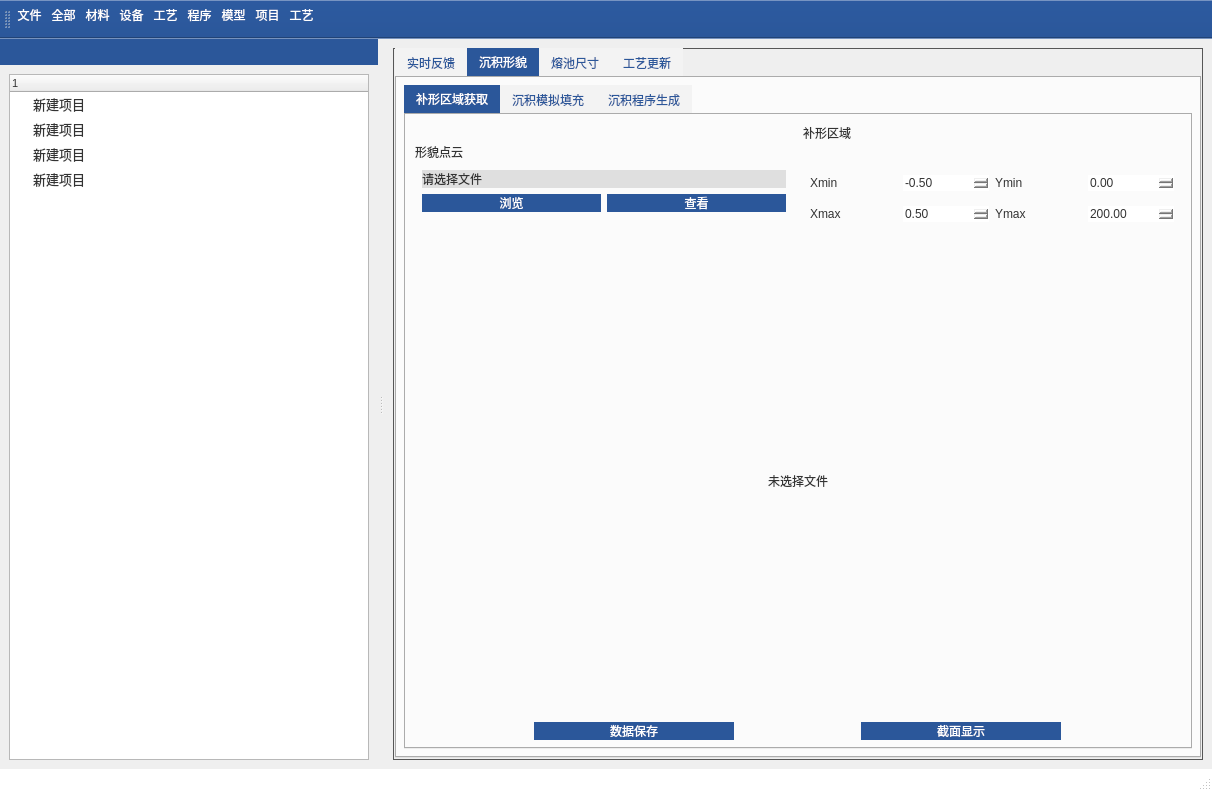
mihudaner/THU, file new_thu/UI/main_viewer.ui: the form before one commit.
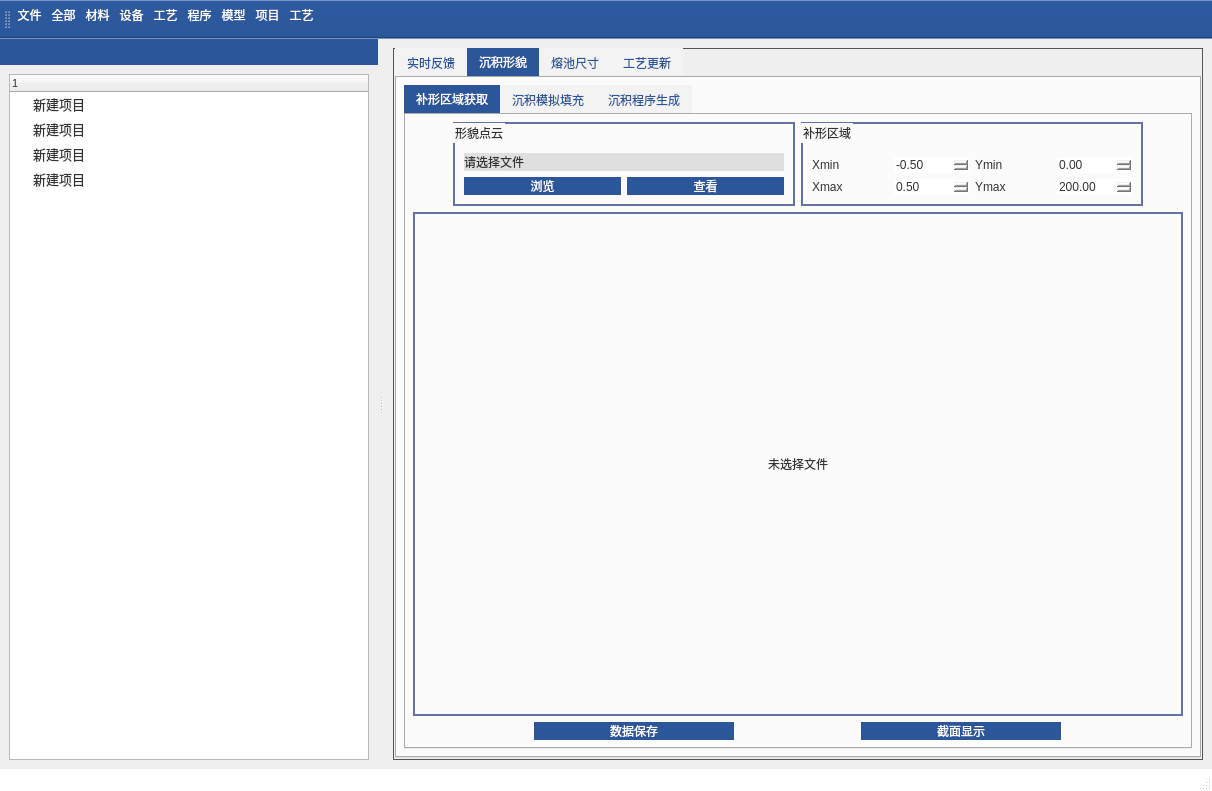
The form after the commit. The open tabs and pages were chosen to show the change. Icons and pictures are not drawn.

```diff
--- a/new_thu/UI/main_viewer.ui
+++ b/new_thu/UI/main_viewer.ui
@@ -12,7 +12,7 @@
   </property>
   <property name="maximumSize">
    <size>
-    <width>1234</width>
+    <width>2500</width>
     <height>16777215</height>
    </size>
   </property>
@@ -242,7 +242,7 @@
 /* /////////////////////////////////////////////////////////////////////////////////////////////////
 ComboBox */
 QComboBox{
-	background-color: #6272a4;
+	background-color: #1272a4;
 	border-radius: 5px;
 	border: 2px solid #6272a4;
 	padding: 5px;
@@ -553,6 +553,7 @@
 	background-color: #ff79c6;
 	color: rgb(255, 255, 255);
 }
+
 </string>
   </property>
   <widget class="QWidget" name="center">
@@ -610,6 +611,11 @@
           <layout class="QVBoxLayout" name="verticalLayout_3">
            <item>
             <widget class="QTabWidget" name="tabWidget">
+             <property name="styleSheet">
+              <string notr="true">QGroupBox{
+border: 2px solid #6272a4;
+}</string>
+             </property>
              <property name="currentIndex">
               <number>0</number>
              </property>
@@ -617,9 +623,27 @@
               <attribute name="title">
                <string>补形区域获取</string>
               </attribute>
-              <layout class="QVBoxLayout" name="verticalLayout_6" stretch="2,8,1">
+              <layout class="QHBoxLayout" name="horizontalLayout_18" stretch="0">
+               <item>
+                <layout class="QVBoxLayout" name="verticalLayout_14" stretch="0,1,0">
                <item>
                 <layout class="QHBoxLayout" name="horizontalLayout_5">
+                   <item>
+                    <spacer name="horizontalSpacer">
+                     <property name="orientation">
+                      <enum>Qt::Horizontal</enum>
+                     </property>
+                     <property name="sizeType">
+                      <enum>QSizePolicy::Fixed</enum>
+                     </property>
+                     <property name="sizeHint" stdset="0">
+                      <size>
+                       <width>40</width>
+                       <height>20</height>
+                      </size>
+                     </property>
+                    </spacer>
+                   </item>
                  <item>
                   <widget class="QGroupBox" name="groupBox">
                    <property name="sizePolicy">
@@ -628,6 +652,9 @@
                      <verstretch>0</verstretch>
                     </sizepolicy>
                    </property>
+                     <property name="styleSheet">
+                      <string notr="true"/>
+                     </property>
                    <property name="title">
                     <string>形貌点云</string>
                    </property>
@@ -699,6 +726,9 @@
                      <verstretch>0</verstretch>
                     </sizepolicy>
                    </property>
+                     <property name="styleSheet">
+                      <string notr="true"/>
+                     </property>
                    <property name="title">
                     <string>补形区域</string>
                    </property>
@@ -818,10 +848,37 @@
                    </layout>
                   </widget>
                  </item>
+                   <item>
+                    <spacer name="horizontalSpacer_2">
+                     <property name="orientation">
+                      <enum>Qt::Horizontal</enum>
+                     </property>
+                     <property name="sizeType">
+                      <enum>QSizePolicy::Fixed</enum>
+                     </property>
+                     <property name="sizeHint" stdset="0">
+                      <size>
+                       <width>40</width>
+                       <height>20</height>
+                      </size>
+                     </property>
+                    </spacer>
+                   </item>
                 </layout>
                </item>
                <item>
                 <widget class="QLabel" name="cpltAreaShowLabel">
+                   <property name="sizePolicy">
+                    <sizepolicy hsizetype="Expanding" vsizetype="Preferred">
+                     <horstretch>0</horstretch>
+                     <verstretch>0</verstretch>
+                    </sizepolicy>
+                   </property>
+                   <property name="styleSheet">
+                    <string notr="true">
+border: 2px solid #6272a4;
+</string>
+                   </property>
                  <property name="text">
                   <string>未选择文件</string>
                  </property>
@@ -861,6 +918,8 @@
                 </layout>
                </item>
               </layout>
+               </item>
+              </layout>
              </widget>
              <widget class="QWidget" name="tab_6">
               <attribute name="title">
@@ -870,7 +929,25 @@
                <item>
                 <layout class="QVBoxLayout" name="verticalLayout_13" stretch="6,5">
                  <item>
-                  <layout class="QHBoxLayout" name="horizontalLayout_13" stretch="3,8">
+                  <layout class="QHBoxLayout" name="horizontalLayout_13" stretch="0,8">
+                   <item>
+                    <layout class="QVBoxLayout" name="verticalLayout_6">
+                     <item>
+                      <spacer name="verticalSpacer">
+                       <property name="orientation">
+                        <enum>Qt::Vertical</enum>
+                       </property>
+                       <property name="sizeType">
+                        <enum>QSizePolicy::Fixed</enum>
+                       </property>
+                       <property name="sizeHint" stdset="0">
+                        <size>
+                         <width>20</width>
+                         <height>40</height>
+                        </size>
+                       </property>
+                      </spacer>
+                     </item>
                    <item>
                     <widget class="QGroupBox" name="groupBox_3">
                      <property name="sizePolicy">
@@ -1015,8 +1092,23 @@
                         </item>
                        </layout>
                       </item>
-                     </layout>
-                    </widget>
+                        <item>
+                         <spacer name="verticalSpacer_2">
+                          <property name="orientation">
+                           <enum>Qt::Vertical</enum>
+                          </property>
+                          <property name="sizeHint" stdset="0">
+                           <size>
+                            <width>20</width>
+                            <height>40</height>
+                           </size>
+                          </property>
+                         </spacer>
+                        </item>
+                       </layout>
+                      </widget>
+                     </item>
+                    </layout>
                    </item>
                    <item>
                     <widget class="QLabel" name="dsfSimuDepShowLabel">
```
Left out of the diff: 48 changed lines with no effect on the pictures. Lines whose indentation alone changed are shown as unchanged.
